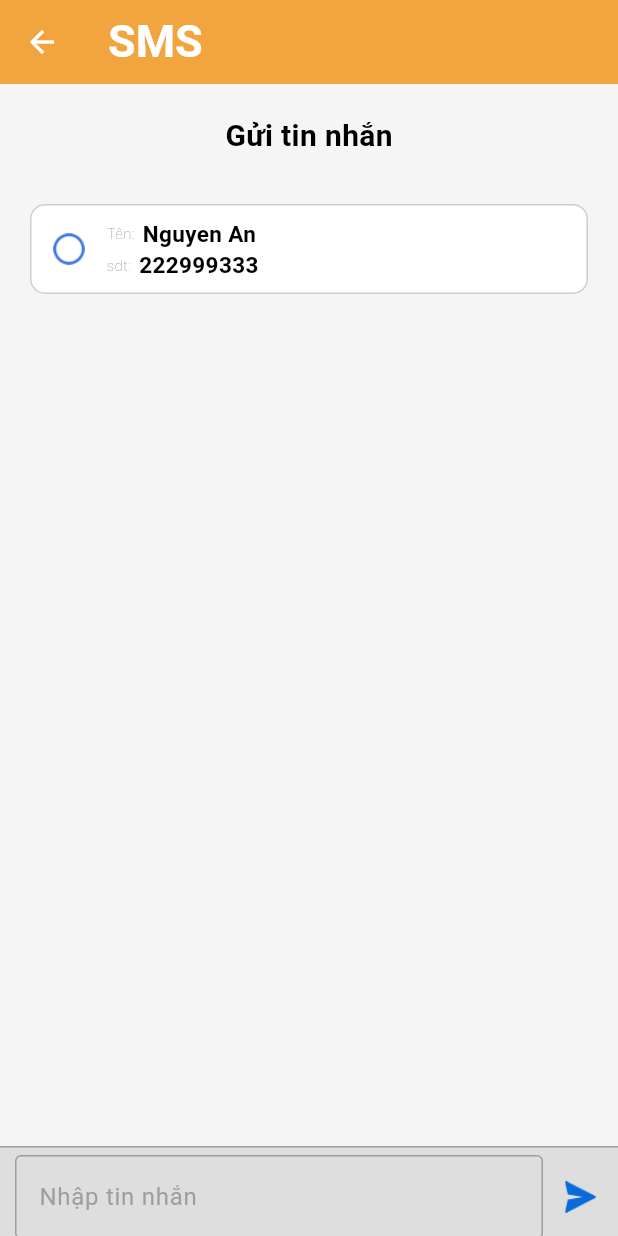
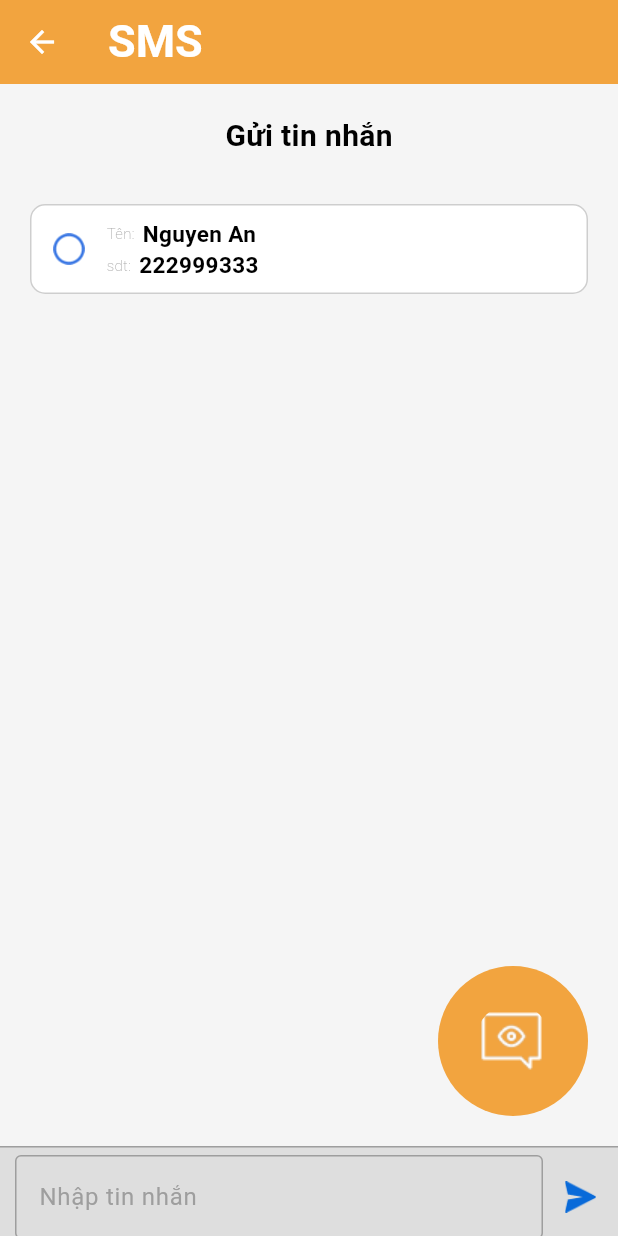
Before and after one commit to tamvu07/TA_Shop, a Flutter app: the SMSPage screen opened by its route, on a phone screen of 412 x 824 dp. Run offline on Flutter 3.47's test engine with Material 3 defaults, Android fonts, the phone set to English and light mode, and no system bars; drawn by our look-alikes of keyboard_actions; our stand-ins replace firebase_core, firebase_database, go_router, logger; accounts and stored records are empty.

Commit message:
*Update code

```diff
--- a/TAShop/lib/src/core/app_assets.dart
+++ b/TAShop/lib/src/core/app_assets.dart
@@ -6,4 +6,5 @@ class AppAssets {
   static const String icSelectedUser = 'assets/ic_selected_user.png';
   static const String icUnSelectedUser = 'assets/ic_unselected_user.png';
   static const String icSendMessage = 'assets/ic_send_message.png';
+  static const String icEyesMessage = 'assets/ic_eyes_message.png';
 }
--- a/TAShop/lib/src/screens/sms.dart
+++ b/TAShop/lib/src/screens/sms.dart
@@ -84,7 +84,7 @@ class _SMSPageState extends State<SMSPage> {
 
   @override
   Widget build(BuildContext context) {
-    double appBarHeight = MediaQuery.of(context).padding.top;
+    double appBarHeight = AppBar().preferredSize.height;
     return Scaffold(
       backgroundColor: Color.fromARGB(254, 245, 245, 245),
       appBar: AppBar(
@@ -106,12 +106,16 @@ class _SMSPageState extends State<SMSPage> {
       ),
       body: KeyboardActions(
         config: _buildConfig(context),
+        child: Stack(
+          children: [
+            SizedBox(
+              height: MediaQuery.of(context).size.height - appBarHeight,
               child: Column(
                 mainAxisAlignment: MainAxisAlignment.spaceBetween,
                 crossAxisAlignment: CrossAxisAlignment.start,
                 children: [
-            Column(
-              crossAxisAlignment: CrossAxisAlignment.start,
+                  Expanded(
+                    child: ListView(
                       children: [
                         const SizedBox(height: 10),
                         _buildContentTitle(),
@@ -122,7 +126,25 @@ class _SMSPageState extends State<SMSPage> {
                         const SizedBox(height: 20),
                       ],
                     ),
+                  ),
                   _buildContentFooter(),
+                ],
+              ),
+            ),
+            Positioned(
+            right: 20,
+            bottom: 80,
+            child: CircleAvatar(
+              radius: 50.0,
+              backgroundColor:  Color(0xFFF2A43F),
+              child: ClipOval(
+    child: Image.asset(
+      AppAssets.icEyesMessage,
+      fit: BoxFit.cover,
+    ),
+  ),
+            ),
+          ),
           ],
         ),
       ),
```
Also changed, not shown: TAShop/assets/ic_eyes_message.png (added), 3 other files. Lines whose indentation alone changed are shown as unchanged.
